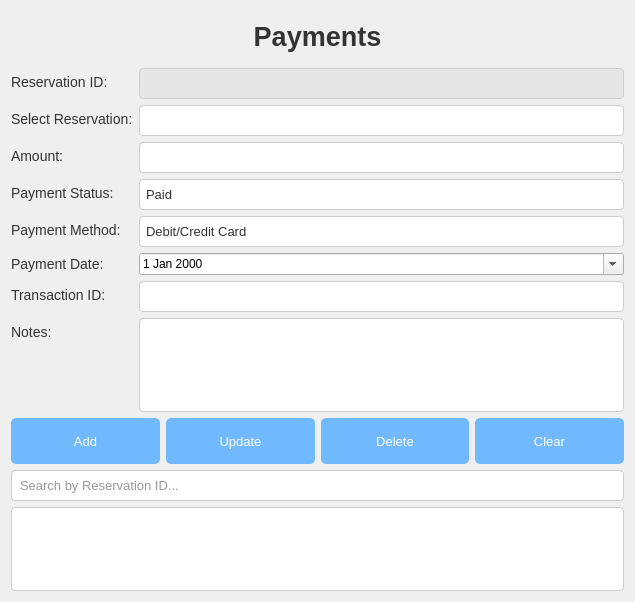
Old version of the form payments.ui in the repository WeWeBunnyX/HotelReservationSQL_Application.
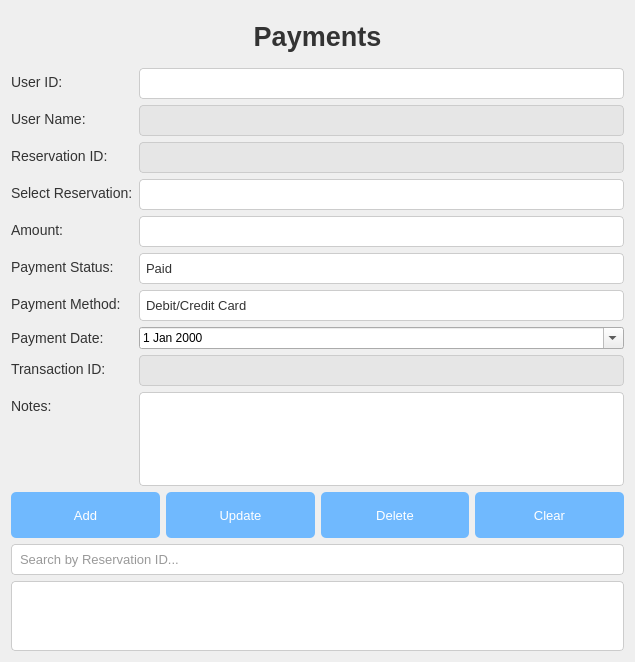
New version of the form.

Commit message: Fix payments module sql and ui logic

Patch:
```diff
--- a/payments.ui
+++ b/payments.ui
@@ -168,47 +168,71 @@
    <item>
     <layout class="QFormLayout" name="formLayout">
      <item row="0" column="0">
+      <widget class="QLabel" name="labelUserID">
+       <property name="text">
+        <string>User ID:</string>
+       </property>
+      </widget>
+     </item>
+     <item row="0" column="1">
+      <widget class="QComboBox" name="comboBoxUserID"/>
+     </item>
+     <item row="1" column="0">
+      <widget class="QLabel" name="labelUserName">
+       <property name="text">
+        <string>User Name:</string>
+       </property>
+      </widget>
+     </item>
+     <item row="1" column="1">
+      <widget class="QLineEdit" name="lineEditUserName">
+       <property name="readOnly">
+        <bool>true</bool>
+       </property>
+      </widget>
+     </item>
+     <item row="2" column="0">
       <widget class="QLabel" name="labelReservationID">
        <property name="text">
         <string>Reservation ID:</string>
        </property>
       </widget>
      </item>
-     <item row="0" column="1">
+     <item row="2" column="1">
       <widget class="QLineEdit" name="lineEditReservationID">
        <property name="readOnly">
         <bool>true</bool>
        </property>
       </widget>
      </item>
-     <item row="1" column="0">
+     <item row="3" column="0">
       <widget class="QLabel" name="labelSelectReservation">
        <property name="text">
         <string>Select Reservation:</string>
        </property>
       </widget>
      </item>
-     <item row="1" column="1">
+     <item row="3" column="1">
       <widget class="QComboBox" name="comboBoxReservationID"/>
      </item>
-     <item row="2" column="0">
+     <item row="4" column="0">
       <widget class="QLabel" name="labelAmount">
        <property name="text">
         <string>Amount:</string>
        </property>
       </widget>
      </item>
-     <item row="2" column="1">
+     <item row="4" column="1">
       <widget class="QLineEdit" name="lineEditAmount"/>
      </item>
-     <item row="3" column="0">
+     <item row="5" column="0">
       <widget class="QLabel" name="labelPaymentStatus">
        <property name="text">
         <string>Payment Status:</string>
        </property>
       </widget>
      </item>
-     <item row="3" column="1">
+     <item row="5" column="1">
       <widget class="QComboBox" name="comboBoxPaymentStatus">
        <item>
         <property name="text">
@@ -222,14 +246,14 @@
        </item>
       </widget>
      </item>
-     <item row="4" column="0">
+     <item row="6" column="0">
       <widget class="QLabel" name="labelMethod">
        <property name="text">
         <string>Payment Method:</string>
        </property>
       </widget>
      </item>
-     <item row="4" column="1">
+     <item row="6" column="1">
       <widget class="QComboBox" name="comboBoxPaymentMethod">
        <item>
         <property name="text">
@@ -248,38 +272,42 @@
        </item>
       </widget>
      </item>
-     <item row="5" column="0">
+     <item row="7" column="0">
       <widget class="QLabel" name="labelDate">
        <property name="text">
         <string>Payment Date:</string>
        </property>
       </widget>
      </item>
-     <item row="5" column="1">
+     <item row="7" column="1">
       <widget class="QDateEdit" name="dateEditPaymentDate">
        <property name="calendarPopup">
         <bool>true</bool>
        </property>
       </widget>
      </item>
-     <item row="6" column="0">
+     <item row="8" column="0">
       <widget class="QLabel" name="labelTransactionID">
        <property name="text">
         <string>Transaction ID:</string>
        </property>
       </widget>
      </item>
-     <item row="6" column="1">
-      <widget class="QLineEdit" name="lineEditTransactionID"/>
+     <item row="8" column="1">
+      <widget class="QLineEdit" name="lineEditTransactionID">
+       <property name="readOnly">
+        <bool>true</bool>
+       </property>
+      </widget>
      </item>
-     <item row="7" column="0">
+     <item row="9" column="0">
       <widget class="QLabel" name="labelNotes">
        <property name="text">
         <string>Notes:</string>
        </property>
       </widget>
      </item>
-     <item row="7" column="1">
+     <item row="9" column="1">
       <widget class="QTextEdit" name="textEditPaymentNotes"/>
      </item>
     </layout>
```
Left out of the diff: 4 changed lines with no effect on the pictures. The commit also changes 29 other files.
